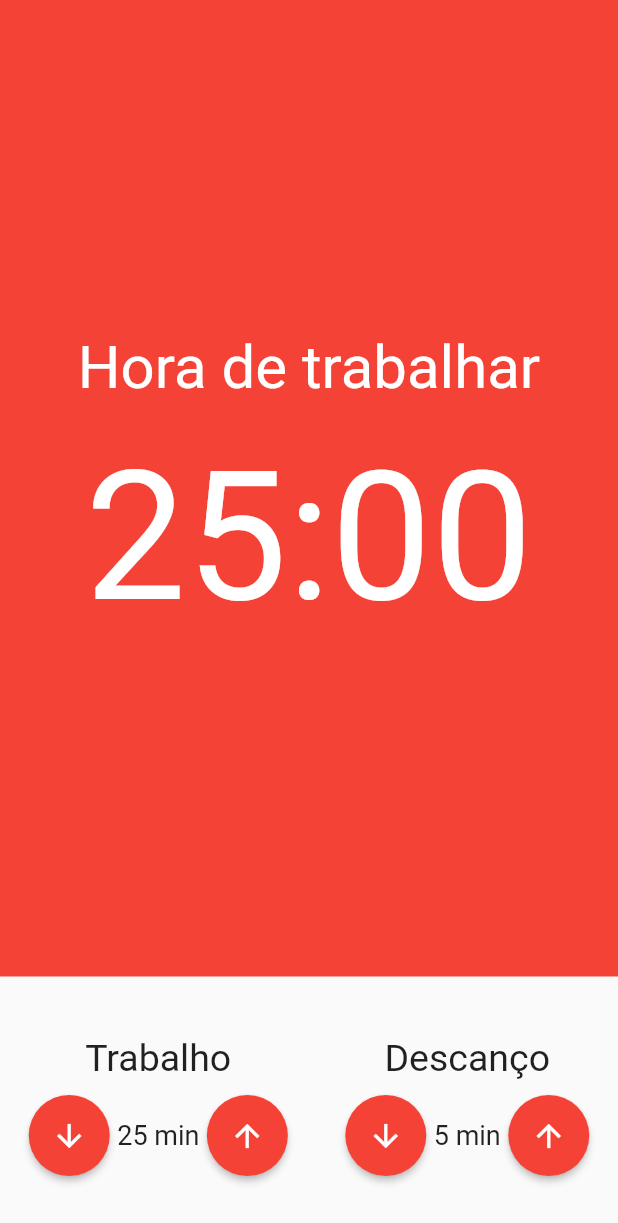
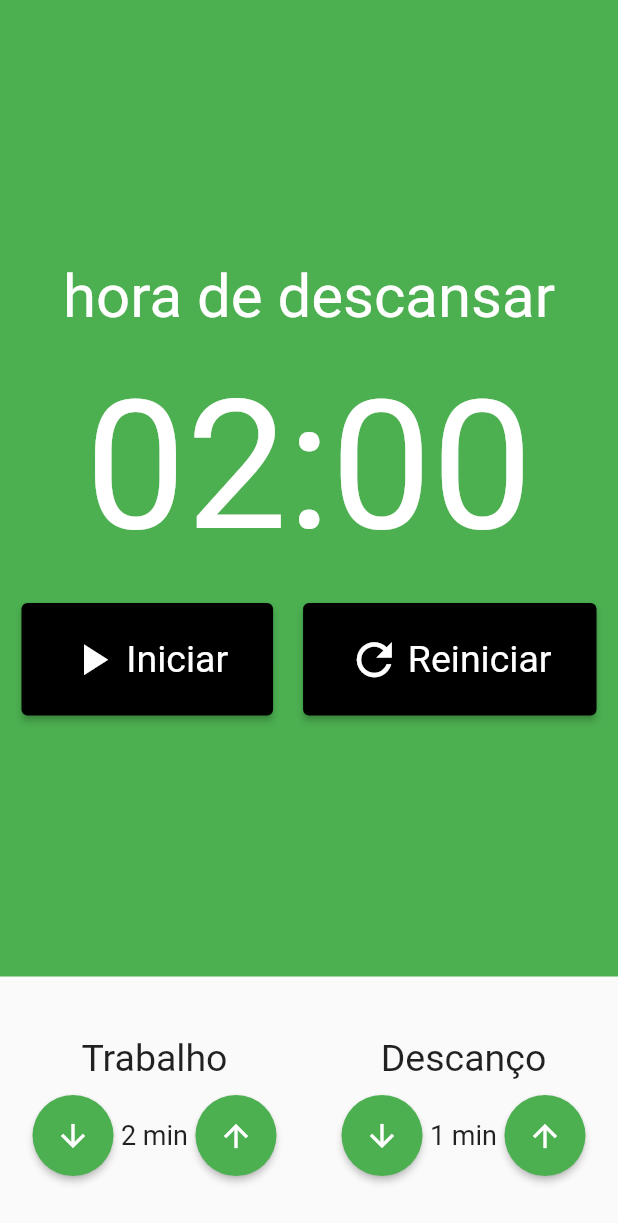
Before and after one commit to LuizRoberto18/pomodoro, a Flutter app: the screen it shows after launch, on a phone screen of 412 x 824 dp. Shown: the top 1223 px of the screen. Run offline on Flutter 3.47's test engine with Material 2 defaults, Android fonts, the phone set to English and light mode, and no system bars; our stand-ins replace flutter_mobx, mobx; generated files the repository leaves out were written again.

Commit message:
criando pomodoros.store, componente cronometro, implementando fuções para gerennciar o cronometro dinamicamente, e introduzindo provider para notificar as ações do mobx na tela

```diff
--- a/lib/components/cronometro.dart
+++ b/lib/components/cronometro.dart
@@ -1,32 +1,72 @@
 import 'package:flutter/material.dart';
+import 'package:flutter_mobx/flutter_mobx.dart';
+import 'package:pomodoro/components/cronometro_botao.dart';
+import 'package:provider/provider.dart';
+
+import '../store/pomodoro.store.dart';
 
 class Cronometro extends StatelessWidget {
   const Cronometro({Key? key}) : super(key: key);
 
   @override
   Widget build(BuildContext context) {
+    final store = Provider.of<PomodoroStore>(context);
+    return Observer(builder: (_) {
       return Container(
-      color: Colors.red,
+        color: store.estaTrabalhando() ? Colors.red : Colors.green,
         child: Column(
           mainAxisAlignment: MainAxisAlignment.center,
           children: [
             Text(
-            "Hora de trabalhar",
-            style: TextStyle(
+              store.estaTrabalhando() ? "Hora de trabalhar" : "hora de descansar",
+              style: const TextStyle(
                 fontSize: 40,
                 color: Colors.white,
               ),
             ),
-          SizedBox(height: 20),
+            const SizedBox(height: 20),
             Text(
-            "25:00",
-            style: TextStyle(
+              "${store.minutos.toString().padLeft(2, '0')}:${store.segundos.toString().padLeft(2, '0')}",
+              style: const TextStyle(
                 fontSize: 120,
                 color: Colors.white,
               ),
             ),
+            const SizedBox(height: 20),
+            Row(
+              mainAxisAlignment: MainAxisAlignment.center,
+              children: [
+                if (!store.iniciado)
+                  Padding(
+                    padding: const EdgeInsets.only(right: 10),
+                    child: CronometroBotao(
+                      texto: "Iniciar",
+                      icone: Icons.play_arrow,
+                      click: store.iniciar,
+                    ),
+                  ),
+                if (store.iniciado)
+                  Padding(
+                    padding: const EdgeInsets.only(right: 10),
+                    child: CronometroBotao(
+                      texto: "Parar",
+                      icone: Icons.stop,
+                      click: store.parar,
+                    ),
+                  ),
+                Padding(
+                  padding: const EdgeInsets.only(left: 10),
+                  child: CronometroBotao(
+                    texto: "Reiniciar",
+                    icone: Icons.refresh,
+                    click: store.reiniciar,
+                  ),
+                ),
+              ],
+            ),
           ],
         ),
       );
+    });
   }
 }
--- /dev/null
+++ b/lib/components/cronometro_botao.dart
@@ -0,0 +1,38 @@
+import 'package:flutter/material.dart';
+
+class CronometroBotao extends StatelessWidget {
+  final String texto;
+  final IconData icone;
+  final void Function()? click;
+
+  const CronometroBotao({
+    Key? key,
+    required this.texto,
+    required this.icone,
+    this.click,
+  }) : super(key: key);
+
+  @override
+  Widget build(BuildContext context) {
+    return ElevatedButton.icon(
+      onPressed: click,
+      style: ElevatedButton.styleFrom(
+        backgroundColor: Colors.black,
+        padding: const EdgeInsets.symmetric(
+          horizontal: 30,
+          vertical: 20,
+        ),
+        textStyle: TextStyle(
+          fontSize: 25,
+        ),
+      ),
+      icon: Icon(
+        icone,
+        size: 35,
+      ),
+      label: Text(
+        texto,
+      ),
+    );
+  }
+}
--- a/lib/components/entrada_tempo.dart
+++ b/lib/components/entrada_tempo.dart
@@ -1,56 +1,66 @@
 import 'package:flutter/material.dart';
+import 'package:provider/provider.dart';
+
+import '../store/pomodoro.store.dart';
 
 class EntradaTempo extends StatelessWidget {
   final String titulo;
   final int valor;
+  final void Function()? inc;
+  final void Function()? dec;
 
   const EntradaTempo({
     Key? key,
     required this.titulo,
     required this.valor,
+    this.inc,
+    this.dec,
   }) : super(key: key);
 
   @override
   Widget build(BuildContext context) {
+    final store = Provider.of<PomodoroStore>(context);
+
     return Column(
       crossAxisAlignment: CrossAxisAlignment.center,
       children: [
         Text(
-          this.titulo,
-          style: TextStyle(
+          titulo,
+          style: const TextStyle(
             fontSize: 25,
           ),
         ),
-        SizedBox(height: 10),
+        const SizedBox(height: 10),
         Row(
           mainAxisAlignment: MainAxisAlignment.center,
           children: [
             ElevatedButton(
-              onPressed: () {},
+              onPressed: dec,
               style: ElevatedButton.styleFrom(
-                shape: CircleBorder(),
-                padding: EdgeInsets.all(15),
-                primary: Colors.red,
+                shape: const CircleBorder(),
+                padding: const EdgeInsets.all(15),
+                backgroundColor: store.estaTrabalhando() ? Colors.red : Colors.green,
               ),
-              child: Icon(
+              child: const Icon(
                 Icons.arrow_downward,
                 color: Colors.white,
               ),
             ),
             Text(
-              "${this.valor} min",
-              style: TextStyle(
+              "$valor min",
+              style: const TextStyle(
                 fontSize: 18,
               ),
             ),
             ElevatedButton(
-              onPressed: () {},
+              onPressed: inc,
               style: ElevatedButton.styleFrom(
-                shape: CircleBorder(),
-                padding: EdgeInsets.all(15),
-                primary: Colors.red,
+
+                shape: const CircleBorder(),
+                padding: const EdgeInsets.all(15),
+                backgroundColor: store.estaTrabalhando() ? Colors.red : Colors.green,
               ),
-              child: Icon(
+              child: const Icon(
                 Icons.arrow_upward,
                 color: Colors.white,
               ),
--- a/lib/main.dart
+++ b/lib/main.dart
@@ -1,5 +1,7 @@
 import 'package:flutter/material.dart';
 import 'package:pomodoro/pages/pomodoro.dart';
+import 'package:pomodoro/store/pomodoro.store.dart';
+import 'package:provider/provider.dart';
 
 void main() {
   runApp(const MyApp());
@@ -10,13 +12,20 @@ class MyApp extends StatelessWidget {
 
   @override
   Widget build(BuildContext context) {
-    return MaterialApp(
-      debugShowCheckedModeBanner: false,
-      title: 'Flutter Demo',
-      theme: ThemeData(
-        primarySwatch: Colors.blue,
+    return MultiProvider(
+      providers: [
+        Provider<PomodoroStore>(
+          create: (_) => PomodoroStore(),
+        ),
+      ],
+      child: MaterialApp(
+        debugShowCheckedModeBanner: false,
+        title: 'Flutter Demo',
+        theme: ThemeData(
+          primarySwatch: Colors.blue,
+        ),
+        home: const Pomodoro(),
       ),
-      home: const Pomodoro(),
     );
   }
 }
--- a/lib/pages/pomodoro.dart
+++ b/lib/pages/pomodoro.dart
@@ -1,12 +1,17 @@
 import 'package:flutter/material.dart';
 import 'package:pomodoro/components/cronometro.dart';
 import 'package:pomodoro/components/entrada_tempo.dart';
+import 'package:pomodoro/store/pomodoro.store.dart';
+import 'package:provider/provider.dart';
+
+import 'package:flutter_mobx/flutter_mobx.dart';
 
 class Pomodoro extends StatelessWidget {
   const Pomodoro({Key? key}) : super(key: key);
 
   @override
   Widget build(BuildContext context) {
+    final store = Provider.of<PomodoroStore>(context);
     return Scaffold(
       body: Column(
         crossAxisAlignment: CrossAxisAlignment.stretch,
@@ -16,18 +21,24 @@ class Pomodoro extends StatelessWidget {
           ),
           Padding(
             padding: const EdgeInsets.symmetric(vertical: 40),
-            child: Row(
+            child: Observer(
+              builder: (_) => Row(
                 mainAxisAlignment: MainAxisAlignment.spaceAround,
-              children: const [
+                children: [
                   EntradaTempo(
                     titulo: "Trabalho",
-                  valor: 25,
+                    valor: store.tempoTrabalho,
+                    inc: store.incrementarTempoTrabalho,
+                    dec: store.decrementarTempoTrabalho,
                   ),
                   EntradaTempo(
                     titulo: "Descanço",
-                  valor: 5,
+                    valor: store.tempoDescanso,
+                    inc: store.incrementarTempoDescanso,
+                    dec: store.decrementarTempoDescanso,
                   ),
                 ],
+              ),
             ),
           ),
         ],
```
Also changed, not shown: lib/store/pomodoro.store.dart (added, +95 -0 lines), lib/store/pomodoro.store.g.dart (added). Lines whose indentation alone changed are shown as unchanged.
